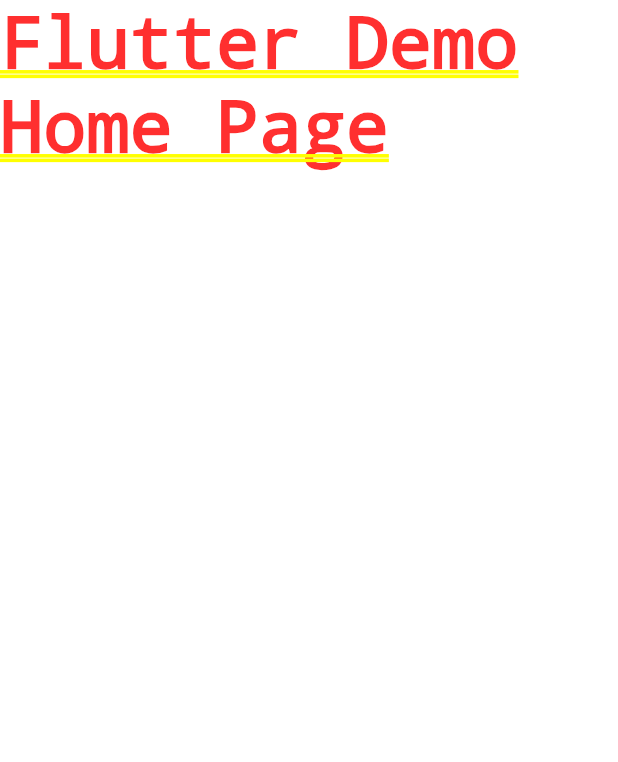
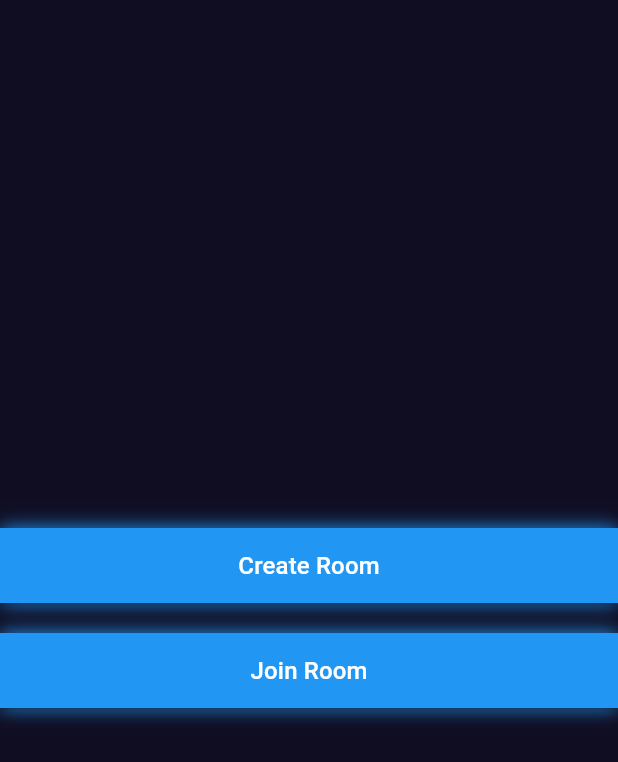
Before and after one commit to vishal-sah/tictactoe, a Flutter app: the screen it shows after launch, on a phone screen of 412 x 824 dp. Shown: the top 762 px of the screen. Run offline on Flutter 3.47's test engine with Material 3 defaults, Android fonts, the phone set to English and light mode, and no system bars.

Commit message:
Add new files and screens

```diff
--- a/lib/main.dart
+++ b/lib/main.dart
@@ -1,4 +1,8 @@
 import 'package:flutter/material.dart';
+import 'package:tic_tac_toe/screens/create_room_screen.dart';
+import 'package:tic_tac_toe/screens/join_room_screen.dart';
+import 'package:tic_tac_toe/screens/main_menu_screen.dart';
+import 'package:tic_tac_toe/utilities/colors.dart';
 
 void main() {
   runApp(const MyApp());
@@ -10,12 +14,16 @@
   @override
   Widget build(BuildContext context) {
     return MaterialApp(
-      title: 'Flutter Demo',
-      theme: ThemeData(
-        colorScheme: ColorScheme.fromSeed(seedColor: Colors.deepPurple),
-        useMaterial3: true,
+      debugShowCheckedModeBanner: false,
+      theme: ThemeData.dark().copyWith(
+        scaffoldBackgroundColor: bgColor,
       ),
-      home: const Text('Flutter Demo Home Page'),
+      routes: {
+        MainMenuScreen.routeName : (context) => const MainMenuScreen(),
+        CreateRoomScreen.routeName : (context) => const CreateRoomScreen(),
+        JoinRoomScreen.routeName : (context) => const JoinRoomScreen(),
+      },
+      initialRoute: MainMenuScreen.routeName,
     );
   }
 }
--- /dev/null
+++ b/lib/responsive/responsive.dart
@@ -0,0 +1,18 @@
+import 'package:flutter/material.dart';
+
+class Responsive extends StatelessWidget {
+  const Responsive({super.key, required this.child});
+  final Widget child;
+
+  @override
+  Widget build(BuildContext context) {
+    return Center(
+      child: ConstrainedBox(
+        constraints: const BoxConstraints(
+          maxWidth: 600,
+        ),
+        child: child,
+      ),
+    );
+  }
+}
--- /dev/null
+++ b/lib/screens/main_menu_screen.dart
@@ -0,0 +1,41 @@
+import 'package:flutter/material.dart';
+import 'package:tic_tac_toe/responsive/responsive.dart';
+import 'package:tic_tac_toe/screens/create_room_screen.dart';
+import 'package:tic_tac_toe/screens/join_room_screen.dart';
+import 'package:tic_tac_toe/widgets/custom_button.dart';
+
+class MainMenuScreen extends StatelessWidget {
+  const MainMenuScreen({super.key});
+
+  static String routeName = '/main-menu';
+
+  void createRoom(BuildContext context) {
+    Navigator.pushNamed(context, CreateRoomScreen.routeName);
+  }
+
+  void joinRoom(BuildContext context) {
+    Navigator.pushNamed(context, JoinRoomScreen.routeName);
+  }
+
+  @override
+  Widget build(BuildContext context) {
+    return Scaffold(
+      body: Responsive(
+        child: Column(
+          mainAxisAlignment: MainAxisAlignment.center,
+          children: [
+            CustomButton(
+              onTap: () => createRoom(context),
+              text: 'Create Room',
+            ),
+            const SizedBox(height: 20),
+            CustomButton(
+              onTap: () => joinRoom(context),
+              text: 'Join Room',
+            ),
+          ],
+        ),
+      ),
+    );
+  }
+}
--- /dev/null
+++ b/lib/utilities/colors.dart
@@ -0,0 +1,3 @@
+import 'package:flutter/material.dart';
+
+const bgColor = Color.fromRGBO(16, 13, 34, 1);
--- /dev/null
+++ b/lib/widgets/custom_button.dart
@@ -0,0 +1,40 @@
+import 'package:flutter/material.dart';
+
+class CustomButton extends StatelessWidget {
+  const CustomButton({super.key, required this.onTap, required this.text});
+  final VoidCallback onTap;
+  final String text;
+
+  @override
+  Widget build(BuildContext context) {
+    final width = MediaQuery.of(context).size.width;
+
+    return Container(
+      decoration: const BoxDecoration(boxShadow: [
+        BoxShadow(
+          color: Colors.blue,
+          blurRadius: 10,
+          spreadRadius: 0,
+        ),
+      ]),
+      child: ElevatedButton(
+        onPressed: onTap,
+        style: ElevatedButton.styleFrom(
+          shape: const LinearBorder(side: BorderSide.none),
+          minimumSize: Size(
+            width,
+            50,
+          ),
+          backgroundColor: Colors.blue,
+        ),
+        child: Text(
+          text,
+          style: const TextStyle(
+            fontSize: 16,
+            color: Colors.white,
+          ),
+        ),
+      ),
+    );
+  }
+}
```
Also changed, not shown: lib/screens/create_room_screen.dart (added, +64 -0 lines), lib/screens/join_room_screen.dart (added, +17 -0 lines), lib/widgets/custom_text.dart (added, +27 -0 lines), lib/widgets/custom_textfield.dart (added, +32 -0 lines).
